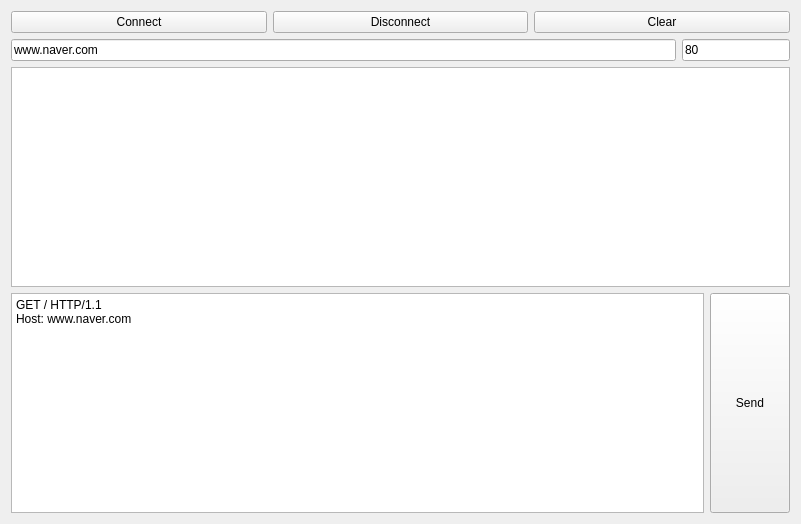
Above: webClient/widget.ui from SmongsDev/Qt before the change. Below: the same form after it.
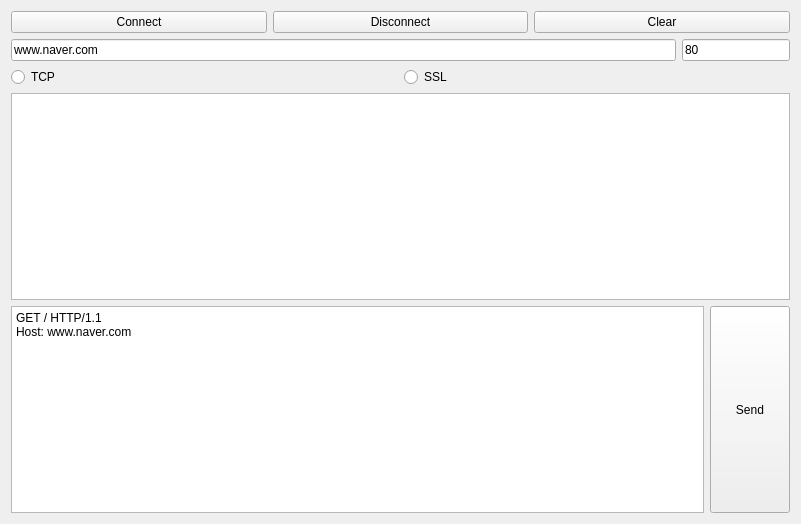
That is the form after the change.

```diff
--- a/webClient/widget.ui
+++ b/webClient/widget.ui
@@ -65,6 +65,24 @@
        </item>
       </layout>
      </item>
+     <item>
+      <layout class="QHBoxLayout" name="horizontalLayout_4">
+       <item>
+        <widget class="QRadioButton" name="rbTCP">
+         <property name="text">
+          <string>TCP</string>
+         </property>
+        </widget>
+       </item>
+       <item>
+        <widget class="QRadioButton" name="rbSSL">
+         <property name="text">
+          <string>SSL</string>
+         </property>
+        </widget>
+       </item>
+      </layout>
+     </item>
      <item>
       <widget class="QPlainTextEdit" name="pteMessage"/>
      </item>
```
